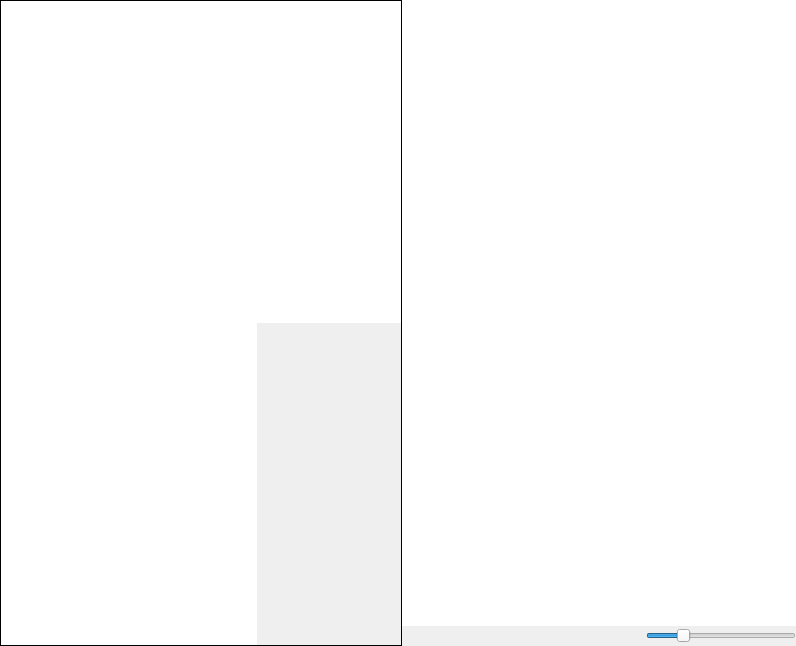
Before: the Qt Designer form resources/forms/documents.ui in Sankore/Sankore-3.1, drawn with Qt 5.
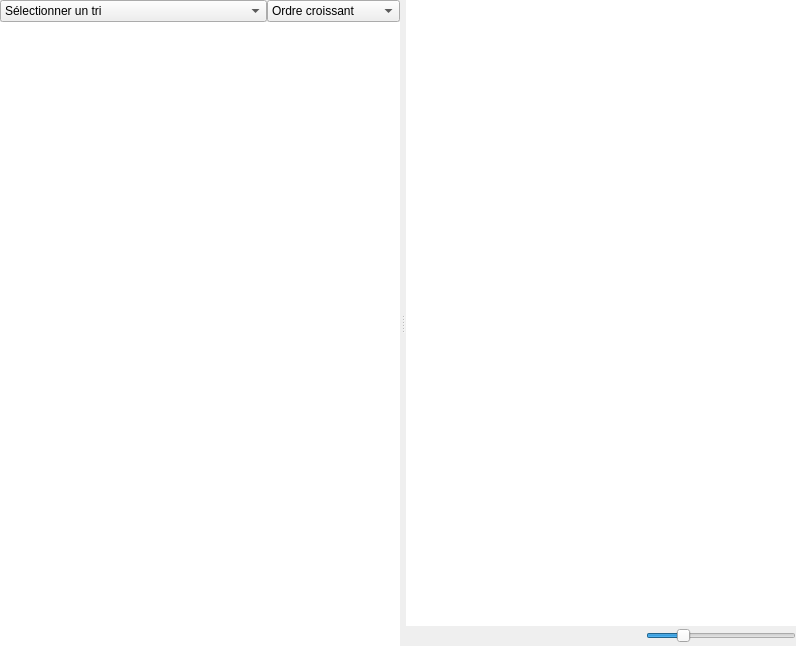
After: the same form once the commit is applied. Custom widgets are drawn as their Qt base class.

Commit message: Ajout de la class UBSortFilterProxy pour le tri du mode document Suppression de la classe UBDocumentTreeWidget (juste une classe de test) Ajout des listes déroulantes pour la sélection des tris Implémentation des différents tries.

What changed in the file:
```diff
--- a/resources/forms/documents.ui
+++ b/resources/forms/documents.ui
@@ -30,38 +30,81 @@
   </property>
   <layout class="QVBoxLayout" name="verticalLayout">
    <item>
-    <widget class="QFrame" name="topFrame">
-     <property name="frameShape">
-      <enum>QFrame::NoFrame</enum>
-     </property>
-     <property name="frameShadow">
-      <enum>QFrame::Raised</enum>
-     </property>
-     <property name="lineWidth">
-      <number>0</number>
-     </property>
+    <widget class="QWidget" name="topWidget" native="true">
      <layout class="QHBoxLayout" name="horizontalLayout">
       <item>
-       <widget class="QFrame" name="topLeftFrame">
+       <widget class="QSplitter" name="splitter">
+        <property name="orientation">
+         <enum>Qt::Horizontal</enum>
+        </property>
+        <property name="opaqueResize">
+         <bool>true</bool>
+        </property>
+        <property name="handleWidth">
+         <number>6</number>
+        </property>
+        <widget class="QWidget" name="topLeftWidget" native="true">
         <property name="sizePolicy">
          <sizepolicy hsizetype="Fixed" vsizetype="Preferred">
           <horstretch>0</horstretch>
           <verstretch>0</verstretch>
          </sizepolicy>
         </property>
-        <property name="frameShape">
-         <enum>QFrame::Panel</enum>
-        </property>
-        <property name="frameShadow">
-         <enum>QFrame::Plain</enum>
-        </property>
         <layout class="QVBoxLayout" name="verticalLayout_2">
-         <property name="spacing">
-          <number>0</number>
-         </property>
-         <property name="margin">
-          <number>0</number>
-         </property>
+          <item>
+           <layout class="QHBoxLayout" name="horizontalLayout_3">
+            <item>
+             <widget class="QComboBox" name="sortKind">
+              <property name="sizePolicy">
+               <sizepolicy hsizetype="Preferred" vsizetype="Fixed">
+                <horstretch>2</horstretch>
+                <verstretch>0</verstretch>
+               </sizepolicy>
+              </property>
+              <item>
+               <property name="text">
+                <string>Sélectionner un tri</string>
+               </property>
+              </item>
+              <item>
+               <property name="text">
+                <string>Date de création</string>
+               </property>
+              </item>
+              <item>
+               <property name="text">
+                <string>Date de modification</string>
+               </property>
+              </item>
+              <item>
+               <property name="text">
+                <string>Ordre alphabétique</string>
+               </property>
+              </item>
+             </widget>
+            </item>
+            <item>
+             <widget class="QComboBox" name="sortOrder">
+              <property name="sizePolicy">
+               <sizepolicy hsizetype="Preferred" vsizetype="Fixed">
+                <horstretch>1</horstretch>
+                <verstretch>0</verstretch>
+               </sizepolicy>
+              </property>
+              <item>
+               <property name="text">
+                <string>Ordre croissant</string>
+               </property>
+              </item>
+              <item>
+               <property name="text">
+                <string>Ordre décroissant</string>
+               </property>
+              </item>
+             </widget>
+            </item>
+           </layout>
+          </item>
          <item>
           <widget class="UBDocumentTreeView" name="documentTreeView">
            <property name="minimumSize">
@@ -72,7 +115,7 @@
            </property>
            <property name="maximumSize">
             <size>
-             <width>400</width>
+              <width>16777215</width>
              <height>16777215</height>
             </size>
            </property>
@@ -100,59 +143,18 @@
            <property name="headerHidden">
             <bool>true</bool>
            </property>
-          </widget>
-         </item>
-         <item>
-          <widget class="UBDocumentTreeWidget" name="documentTreeWidget">
-           <property name="sizePolicy">
-            <sizepolicy hsizetype="Maximum" vsizetype="Expanding">
-             <horstretch>0</horstretch>
-             <verstretch>0</verstretch>
-            </sizepolicy>
-           </property>
-           <property name="styleSheet">
-            <string notr="true"/>
-           </property>
-           <property name="frameShape">
-            <enum>QFrame::NoFrame</enum>
-           </property>
-           <property name="frameShadow">
-            <enum>QFrame::Plain</enum>
-           </property>
-           <property name="lineWidth">
-            <number>1</number>
-           </property>
-           <property name="horizontalScrollMode">
-            <enum>QAbstractItemView::ScrollPerPixel</enum>
-           </property>
-           <property name="autoExpandDelay">
-            <number>2</number>
-           </property>
-           <property name="headerHidden">
-            <bool>true</bool>
-           </property>
            <attribute name="headerVisible">
             <bool>false</bool>
            </attribute>
-           <column>
-            <property name="text">
-             <string notr="true">1</string>
-            </property>
-           </column>
           </widget>
          </item>
         </layout>
        </widget>
-      </item>
-      <item>
-       <widget class="QWidget" name="topRightFrame" native="true">
+        <widget class="QFrame" name="topRightFrame">
         <property name="styleSheet">
          <string notr="true"/>
         </property>
         <layout class="QVBoxLayout" name="verticalLayout_3">
-         <property name="margin">
-          <number>0</number>
-         </property>
          <item>
           <widget class="UBDocumentThumbnailWidget" name="thumbnailWidget">
            <property name="contextMenuPolicy">
@@ -264,6 +266,7 @@
          </item>
         </layout>
        </widget>
+       </widget>
       </item>
      </layout>
     </widget>
@@ -277,11 +280,6 @@
    <extends>QGraphicsView</extends>
    <header>gui/UBDocumentThumbnailWidget.h</header>
   </customwidget>
-  <customwidget>
-   <class>UBDocumentTreeWidget</class>
-   <extends>QTreeWidget</extends>
-   <header>gui/UBDocumentTreeWidget.h</header>
-  </customwidget>
   <customwidget>
    <class>UBDocumentTreeView</class>
    <extends>QTreeView</extends>
```
Lines whose indentation alone changed are shown as unchanged. The commit also changes 9 other files.
